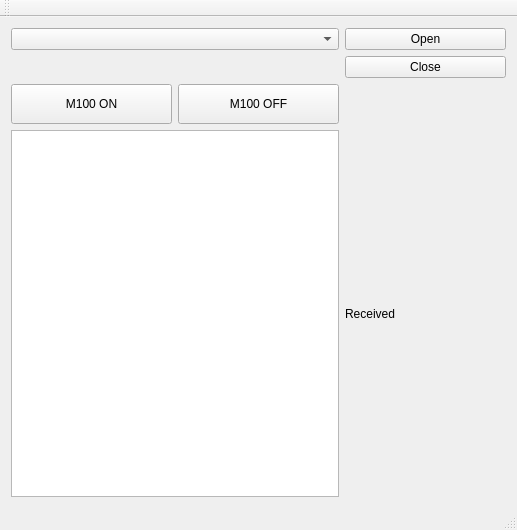
Before: the Qt Designer form mainwindow.ui in Chien-Mu/PLC-link, drawn with Qt 5.
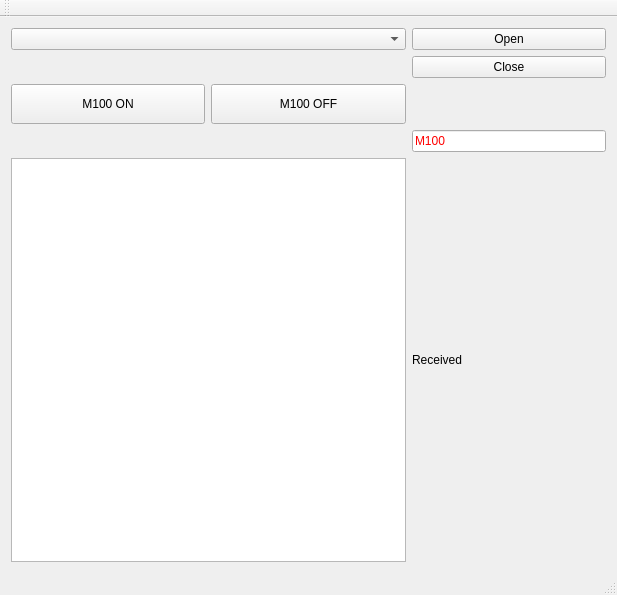
After: the same form once the commit is applied.

```diff
--- a/mainwindow.ui
+++ b/mainwindow.ui
@@ -6,8 +6,8 @@
    <rect>
     <x>0</x>
     <y>0</y>
-    <width>517</width>
-    <height>530</height>
+    <width>617</width>
+    <height>595</height>
    </rect>
   </property>
   <property name="windowTitle">
@@ -15,40 +15,17 @@
   </property>
   <widget class="QWidget" name="centralWidget">
    <layout class="QGridLayout" name="gridLayout">
-    <item row="5" column="2">
-     <widget class="QLabel" name="label">
-      <property name="text">
-       <string>Received</string>
-      </property>
-     </widget>
-    </item>
-    <item row="3" column="1">
-     <widget class="QPushButton" name="btn_x0_off">
-      <property name="sizePolicy">
-       <sizepolicy hsizetype="Minimum" vsizetype="Preferred">
-        <horstretch>0</horstretch>
-        <verstretch>0</verstretch>
-       </sizepolicy>
-      </property>
-      <property name="text">
-       <string>M100 OFF</string>
-      </property>
-     </widget>
-    </item>
-    <item row="5" column="0" colspan="2">
-     <widget class="QPlainTextEdit" name="pte_receive"/>
-    </item>
     <item row="0" column="0" colspan="2">
      <widget class="QComboBox" name="comboBox"/>
     </item>
-    <item row="0" column="2">
+    <item row="0" column="4">
      <widget class="QPushButton" name="btn_open">
       <property name="text">
        <string>Open</string>
       </property>
      </widget>
     </item>
-    <item row="1" column="2">
+    <item row="1" column="4">
      <widget class="QPushButton" name="btn_close">
       <property name="text">
        <string>Close</string>
@@ -68,7 +45,7 @@
       </property>
      </widget>
     </item>
-    <item row="3" column="2">
+    <item row="3" column="4">
      <spacer name="verticalSpacer">
       <property name="orientation">
        <enum>Qt::Vertical</enum>
@@ -84,6 +61,79 @@
       </property>
      </spacer>
     </item>
+    <item row="3" column="1">
+     <widget class="QPushButton" name="btn_x0_off">
+      <property name="sizePolicy">
+       <sizepolicy hsizetype="Minimum" vsizetype="Preferred">
+        <horstretch>0</horstretch>
+        <verstretch>0</verstretch>
+       </sizepolicy>
+      </property>
+      <property name="text">
+       <string>M100 OFF</string>
+      </property>
+     </widget>
+    </item>
+    <item row="5" column="0" colspan="2">
+     <widget class="QPlainTextEdit" name="pte_receive"/>
+    </item>
+    <item row="5" column="4">
+     <widget class="QLabel" name="label">
+      <property name="text">
+       <string>Received</string>
+      </property>
+     </widget>
+    </item>
+    <item row="4" column="4">
+     <widget class="QLineEdit" name="LE_m100">
+      <property name="sizePolicy">
+       <sizepolicy hsizetype="Minimum" vsizetype="Fixed">
+        <horstretch>0</horstretch>
+        <verstretch>0</verstretch>
+       </sizepolicy>
+      </property>
+      <property name="palette">
+       <palette>
+        <active>
+         <colorrole role="Text">
+          <brush brushstyle="SolidPattern">
+           <color alpha="255">
+            <red>255</red>
+            <green>0</green>
+            <blue>0</blue>
+           </color>
+          </brush>
+         </colorrole>
+        </active>
+        <inactive>
+         <colorrole role="Text">
+          <brush brushstyle="SolidPattern">
+           <color alpha="255">
+            <red>255</red>
+            <green>0</green>
+            <blue>0</blue>
+           </color>
+          </brush>
+         </colorrole>
+        </inactive>
+        <disabled>
+         <colorrole role="Text">
+          <brush brushstyle="SolidPattern">
+           <color alpha="255">
+            <red>160</red>
+            <green>160</green>
+            <blue>160</blue>
+           </color>
+          </brush>
+         </colorrole>
+        </disabled>
+       </palette>
+      </property>
+      <property name="text">
+       <string>M100</string>
+      </property>
+     </widget>
+    </item>
    </layout>
   </widget>
   <widget class="QMenuBar" name="menuBar">
```
Left out of the diff: 2 changed lines with no effect on the pictures.
